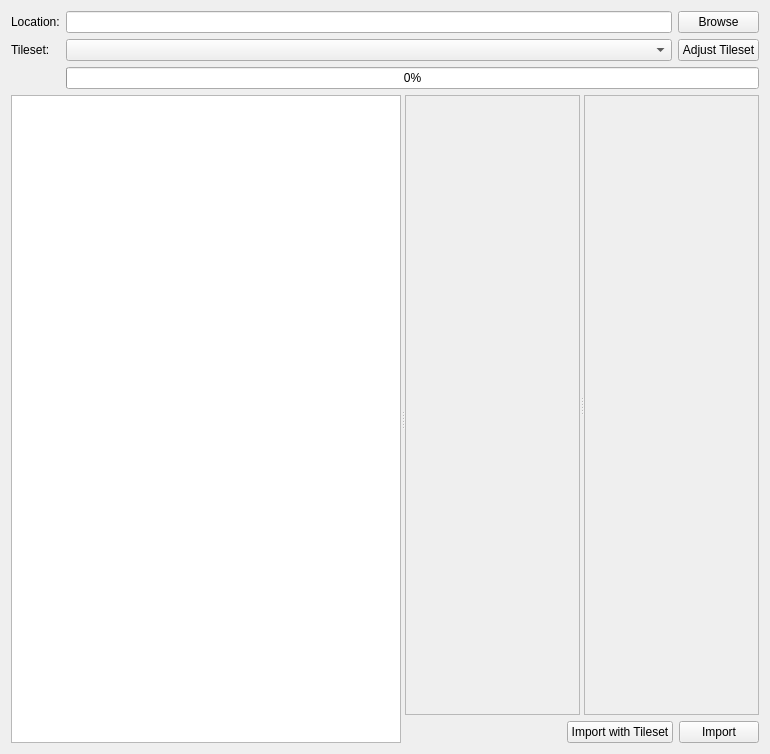
The window that import/importdialog.ui (jowin202/YaRXP) describes before a commit, drawn with Qt 5.
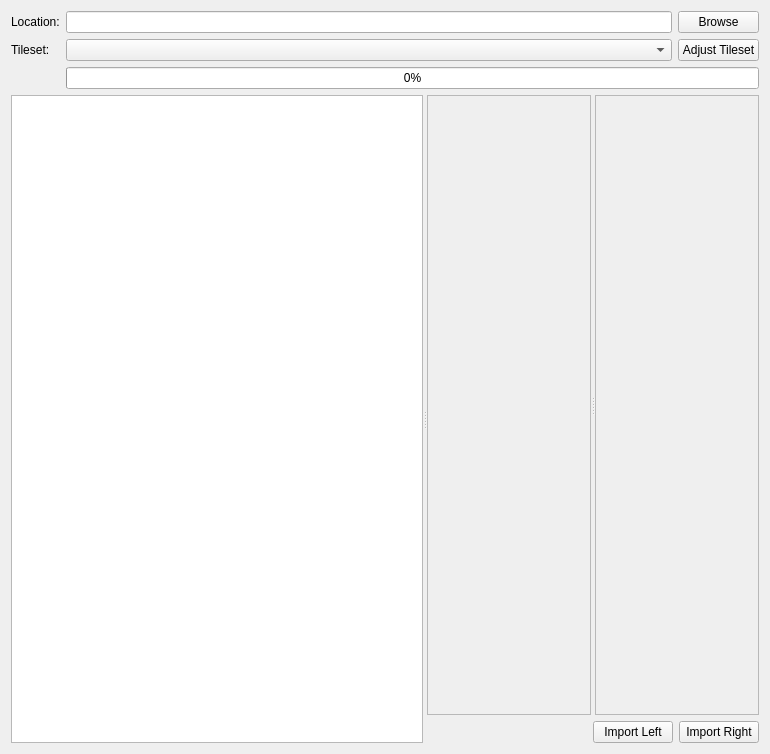
The same window after the commit.

```diff
--- a/import/importdialog.ui
+++ b/import/importdialog.ui
@@ -74,7 +74,7 @@
             <rect>
              <x>0</x>
              <y>0</y>
-             <width>148</width>
+             <width>185</width>
              <height>570</height>
             </rect>
            </property>
@@ -98,7 +98,7 @@
             <rect>
              <x>0</x>
              <y>0</y>
-             <width>148</width>
+             <width>185</width>
              <height>570</height>
             </rect>
            </property>
@@ -120,7 +120,7 @@
          <item row="0" column="2">
           <widget class="QPushButton" name="button_import">
            <property name="text">
-            <string>Import</string>
+            <string>Import Right</string>
            </property>
           </widget>
          </item>
@@ -140,7 +140,7 @@
          <item row="0" column="1">
           <widget class="QPushButton" name="button_import_w_tileset">
            <property name="text">
-            <string>Import with Tileset</string>
+            <string>Import Left</string>
            </property>
           </widget>
          </item>
```
